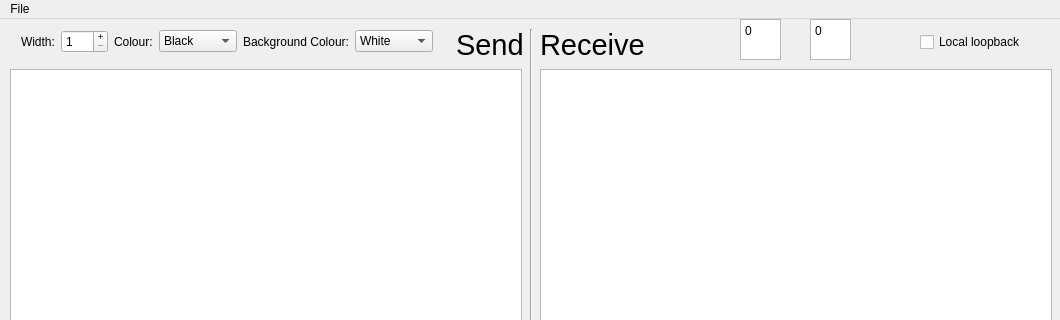
This is window.ui in MattCrossley99/P20-Project as Qt 5 draws it before an edit; both pictures show x 0 to 1060 and y 0 to 320 of the 1060 by 580 pixel window. The edited form follows.
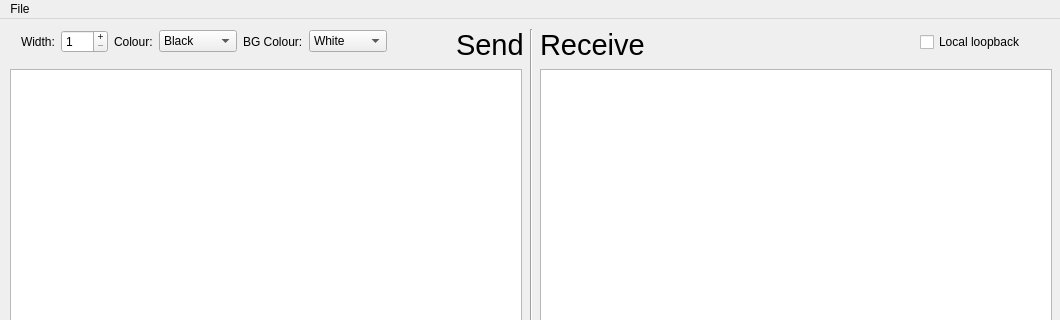
This is the edited form.

The edit to the form file:
```diff
--- a/window.ui
+++ b/window.ui
@@ -40,7 +40,7 @@
      <rect>
       <x>10</x>
       <y>0</y>
-      <width>422</width>
+      <width>515</width>
       <height>41</height>
      </rect>
     </property>
@@ -125,7 +125,7 @@
      <item>
       <widget class="QLabel" name="label_3">
        <property name="text">
-        <string>Background Colour:</string>
+        <string>BG Colour:</string>
        </property>
       </widget>
      </item>
@@ -274,38 +274,6 @@
      <enum>Qt::Vertical</enum>
     </property>
    </widget>
-   <widget class="QPlainTextEdit" name="xMousePos">
-    <property name="geometry">
-     <rect>
-      <x>740</x>
-      <y>0</y>
-      <width>41</width>
-      <height>41</height>
-     </rect>
-    </property>
-    <property name="readOnly">
-     <bool>false</bool>
-    </property>
-    <property name="plainText">
-     <string>0</string>
-    </property>
-   </widget>
-   <widget class="QPlainTextEdit" name="yMousePos">
-    <property name="geometry">
-     <rect>
-      <x>810</x>
-      <y>0</y>
-      <width>41</width>
-      <height>41</height>
-     </rect>
-    </property>
-    <property name="readOnly">
-     <bool>false</bool>
-    </property>
-    <property name="plainText">
-     <string>0</string>
-    </property>
-   </widget>
    <widget class="QCheckBox" name="cBoxLoop">
     <property name="geometry">
      <rect>
```
Left out of the diff: 4 changed lines with no effect on the pictures.
